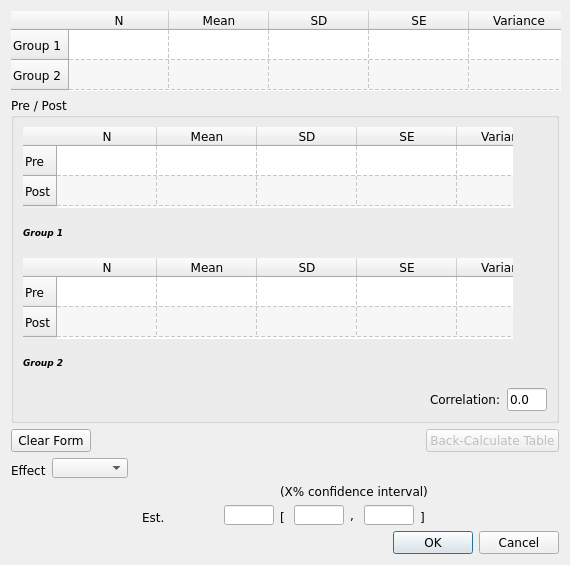
The window that src/forms/continuous_data_form.ui (AliSalman-et-al/openmeta-analyst-community) describes before a commit, drawn with Qt 5.
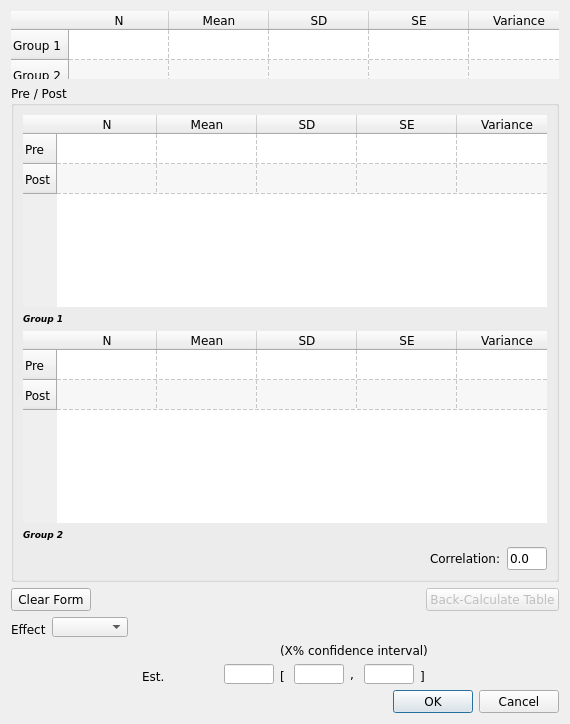
The same window after the commit. Icons and pictures are not drawn.

```diff
--- a/src/forms/continuous_data_form.ui
+++ b/src/forms/continuous_data_form.ui
@@ -39,14 +39,14 @@
     <widget class="QTableWidget" name="simple_table">
      <property name="minimumSize">
       <size>
-       <width>550</width>
-       <height>80</height>
+       <width>0</width>
+       <height>0</height>
       </size>
      </property>
      <property name="maximumSize">
       <size>
-       <width>550</width>
-       <height>80</height>
+       <width>16777215</width>
+       <height>16777215</height>
       </size>
      </property>
      <property name="font">
@@ -146,14 +146,14 @@
        <widget class="QTableWidget" name="g1_pre_post_table">
         <property name="minimumSize">
          <size>
-          <width>490</width>
-          <height>81</height>
+          <width>0</width>
+          <height>0</height>
          </size>
         </property>
         <property name="maximumSize">
          <size>
-          <width>490</width>
-          <height>81</height>
+          <width>16777215</width>
+          <height>16777215</height>
          </size>
         </property>
         <property name="font">
@@ -261,14 +261,14 @@
        <widget class="QTableWidget" name="g2_pre_post_table">
         <property name="minimumSize">
          <size>
-          <width>490</width>
-          <height>81</height>
+          <width>0</width>
+          <height>0</height>
          </size>
         </property>
         <property name="maximumSize">
          <size>
-          <width>490</width>
-          <height>81</height>
+          <width>16777215</width>
+          <height>16777215</height>
          </size>
         </property>
         <property name="frameShape">
```
